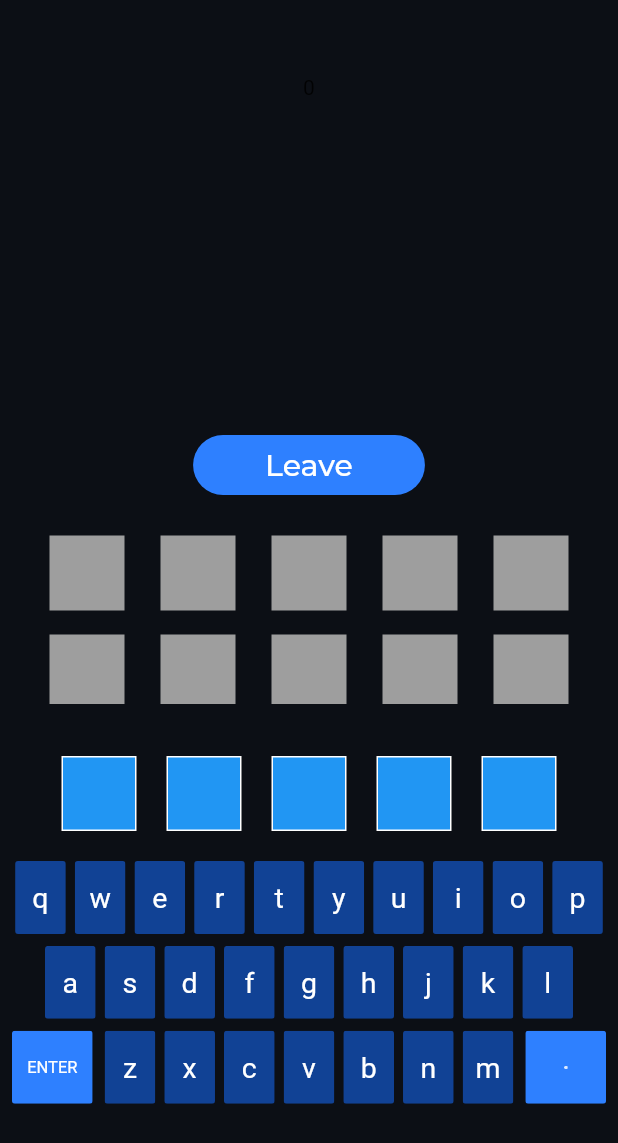
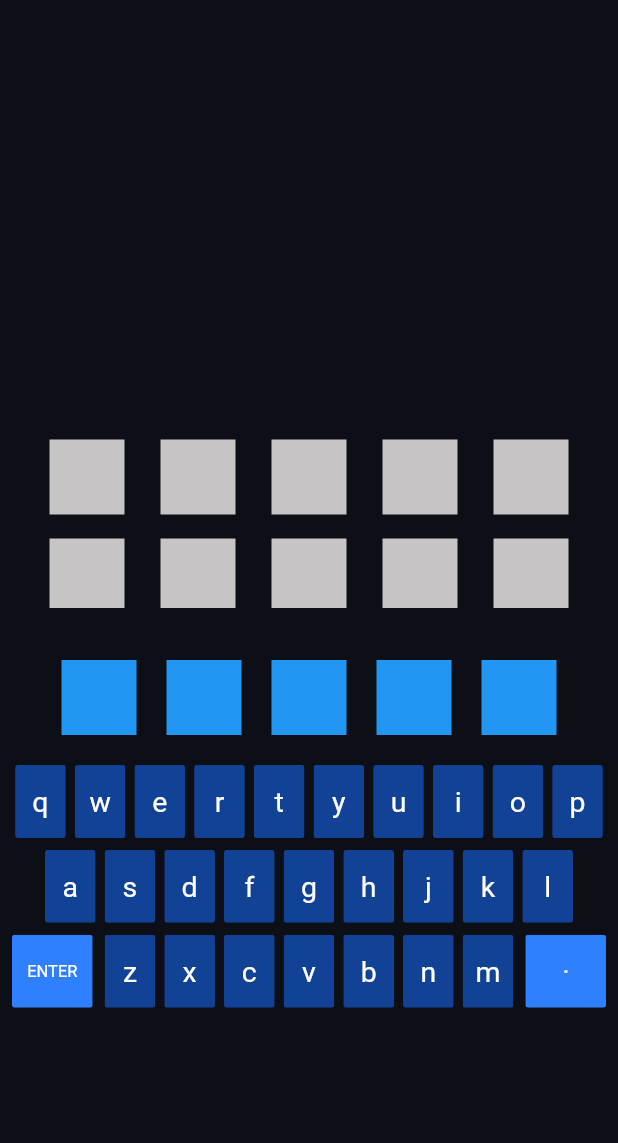
Before and after one commit to 100mslive/thirdle, a Flutter app: the screen it shows after launch, on a phone screen of 412 x 824 dp. Shown: the top 1143 px of the screen. Run offline on Flutter 3.47's test engine with Material 2 defaults, Android fonts, the phone set to English and light mode, and no system bars; drawn by our look-alikes of oktoast; our stand-ins replace google_fonts, permission_handler; missing offline and left inert: hmssdk_flutter; network calls fail; statements that could not run were skipped; project files that could hold a hidden picture were left out.

Commit message:
some ui fixes and leave room

```diff
--- a/lib/ui/app.dart
+++ b/lib/ui/app.dart
@@ -1,4 +1,6 @@
 import 'package:flutter/material.dart';
+import 'package:provider/provider.dart';
+import 'package:thirdle/meet_logic/meet_kit.dart';
 import 'package:thirdle/ui/screens/meet_board.dart';
 import 'package:thirdle/ui/screens/thirdle_board.dart';
 
@@ -6,7 +8,15 @@ class App extends StatelessWidget {
   const App({super.key});
   @override
   Widget build(BuildContext context) {
-    return Scaffold(
+    return WillPopScope(
+      onWillPop: () async {
+        await context
+            .read<MeetKit>()
+            .actions
+            .leaveRoom(context.read<MeetKit>());
+        return false;
+      },
+      child: Scaffold(
         backgroundColor: Color(0xFF0C0F15),
         body: Padding(
             padding: const EdgeInsets.symmetric(vertical: 50),
@@ -17,6 +27,7 @@ class App extends StatelessWidget {
                 ThirdleBoard(),
               ],
             )),
+      ),
     );
   }
 }
--- a/lib/ui/components/guess_word_box.dart
+++ b/lib/ui/components/guess_word_box.dart
@@ -43,7 +43,8 @@ class GuessLetterBox extends StatelessWidget {
         height: 50,
         width: 50,
         decoration: BoxDecoration(
-            color: Colors.blue, border: Border.all(color: Colors.white)),
+          color: Colors.blue,
+        ),
         child: Center(
           child: Text(
             letterText,
--- a/lib/ui/components/word_bar.dart
+++ b/lib/ui/components/word_bar.dart
@@ -40,14 +40,14 @@ class LetterTile extends StatelessWidget {
             ? Colors.green
             : (letter.status == LetterStatus.correctLetter)
                 ? Colors.yellow
-                : Colors.grey,
+                : Color.fromARGB(255, 198, 196, 196),
       ),
       child: Center(
         child: Text(
           letter.value,
           style: const TextStyle(
             fontSize: 18,
-            color: Colors.blue,
+            color: Colors.black,
           ),
         ),
       ),
--- a/lib/ui/screens/meet_board.dart
+++ b/lib/ui/screens/meet_board.dart
@@ -1,5 +1,4 @@
 import 'package:flutter/material.dart';
-import 'package:google_fonts/google_fonts.dart';
 import 'package:provider/provider.dart';
 import 'package:thirdle/game_logic/game_kit.dart';
 import 'package:thirdle/meet_logic/meet_kit.dart';
@@ -28,11 +27,10 @@ class _MeetBoardState extends State<MeetBoard> {
 
   @override
   Widget build(BuildContext context) {
-    return Column(
-      children: [
-        Text(context.watch<MeetKit>().allPeers.length.toString()),
-        SizedBox(
+    return Center(
+      child: SizedBox(
         height: 220,
+        width: 380,
         child: ListView(
           scrollDirection: Axis.horizontal,
           shrinkWrap: true,
@@ -45,28 +43,6 @@ class _MeetBoardState extends State<MeetBoard> {
               .toList(),
         ),
       ),
-        TextButton(
-          style: ButtonStyle(
-              backgroundColor:
-                  MaterialStateProperty.all(Theme.of(context).primaryColor),
-              shape: MaterialStateProperty.all(
-                RoundedRectangleBorder(
-                  borderRadius: BorderRadius.circular(20),
-                ),
-              )),
-          child: Padding(
-            padding: const EdgeInsets.symmetric(horizontal: 40),
-            child: Text(
-              "Leave",
-              style: GoogleFonts.montserrat(fontSize: 20, color: Colors.white),
-            ),
-          ),
-          onPressed: () => context
-              .read<MeetKit>()
-              .actions
-              .leaveRoom(context.read<MeetKit>()),
-        ),
-      ],
     );
   }
 }
```
Lines whose indentation alone changed are shown as unchanged.
